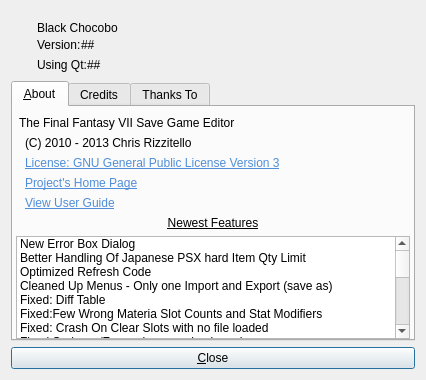
First picture: the form in about.ui, repository sithlord48/blackchocobo, before the edit.
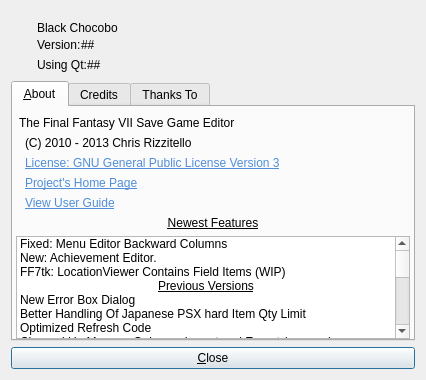
Second picture: the form after the edit. Icons and pictures are not drawn.

Commit message: MateriaEditor: Lower spacer adjusts size properties correcly now About.ui : added new progress (lupdated) BlackChocobo: adjust import slot# for statusMessage

What changed in the file:
```diff
--- a/about.ui
+++ b/about.ui
@@ -343,6 +343,36 @@
          <property name="wordWrap">
           <bool>true</bool>
          </property>
+         <item>
+          <property name="text">
+           <string>Fixed: Menu Editor Backward Columns</string>
+          </property>
+         </item>
+         <item>
+          <property name="text">
+           <string>New: Achievement Editor.</string>
+          </property>
+         </item>
+         <item>
+          <property name="text">
+           <string>FF7tk: LocationViewer Contains Field Items (WIP)</string>
+          </property>
+         </item>
+         <item>
+          <property name="text">
+           <string>Previous Versions</string>
+          </property>
+          <property name="font">
+           <font>
+            <weight>50</weight>
+            <bold>false</bold>
+            <underline>true</underline>
+           </font>
+          </property>
+          <property name="textAlignment">
+           <set>AlignHCenter|AlignVCenter|AlignCenter</set>
+          </property>
+         </item>
          <item>
           <property name="text">
            <string>New Error Box Dialog</string>
@@ -433,21 +463,6 @@
            <string>FF7tk: + Chocobo Manager Widget.</string>
           </property>
          </item>
-         <item>
-          <property name="text">
-           <string>Previous Versions</string>
-          </property>
-          <property name="font">
-           <font>
-            <weight>50</weight>
-            <bold>false</bold>
-            <underline>true</underline>
-           </font>
-          </property>
-          <property name="textAlignment">
-           <set>AlignHCenter|AlignVCenter|AlignCenter</set>
-          </property>
-         </item>
          <item>
           <property name="text">
            <string>New: FF7 Pc 2012 Cloud Save Support</string>
```
Left out of the diff: 6 changed lines with no effect on the pictures. The commit also changes 7 other files.
